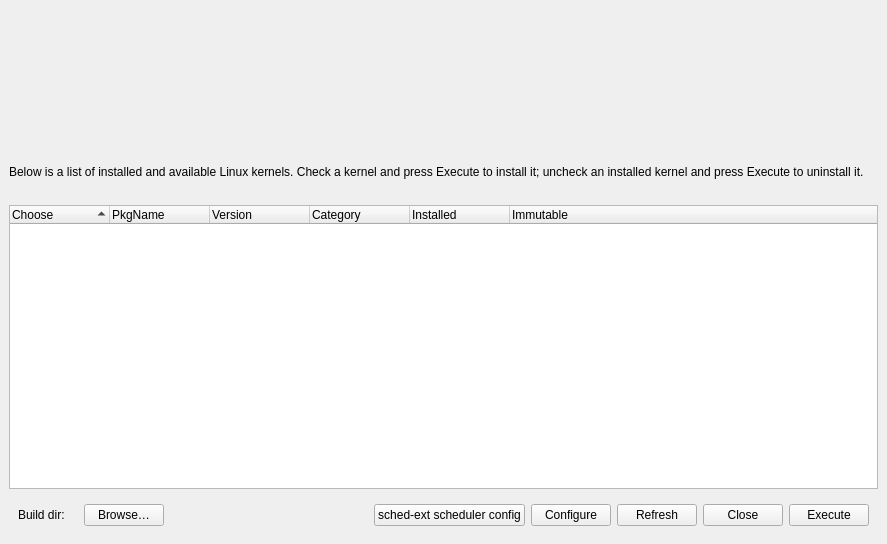
Above: src/km-window.ui from MadGoatHaz/kernel-manager before the change. Below: the same form after it.
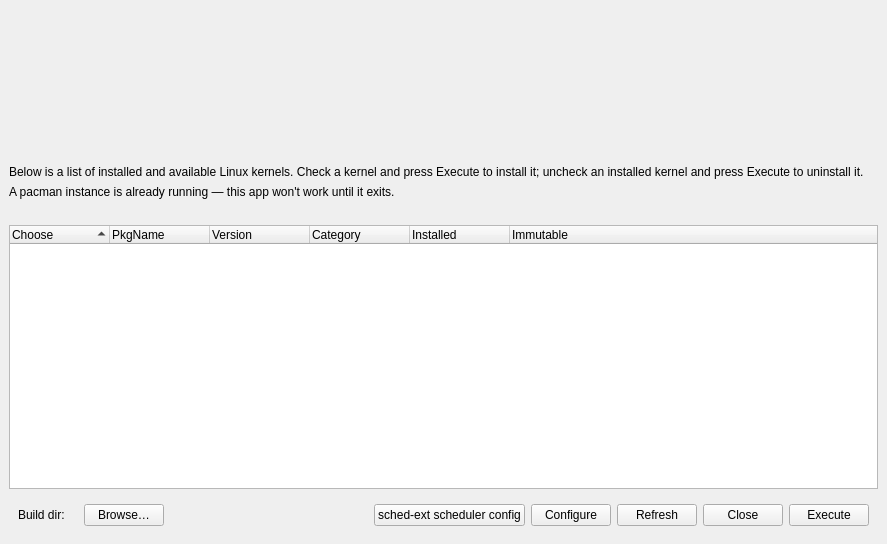
That is the form after the change.

Commit message: feat(chunk-5): dynamic pacman-lock warning banner

The edit to the form file:
```diff
--- a/src/km-window.ui
+++ b/src/km-window.ui
@@ -65,6 +65,16 @@
       </property>
      </widget>
     </item>
+    <item>
+     <widget class="QLabel" name="pacmanLockBanner">
+      <property name="visible">
+       <bool>false</bool>
+      </property>
+      <property name="text">
+       <string>A pacman instance is already running — this app won't work until it exits.</string>
+      </property>
+     </widget>
+    </item>
     <item>
      <spacer name="horizontalSpacer_3">
       <property name="orientation">
```
The commit also changes 4 other files.
